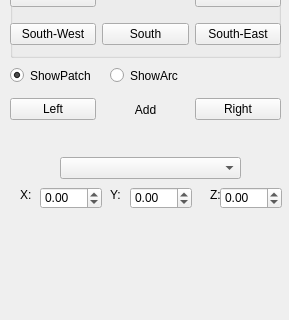
Qt form QtFramework/GUI/SideWidget.ui (imecstamas/cagd-hermite) before a commit; both pictures show x 0 to 289 and y 373 to 693 of the 289 by 693 pixel window.
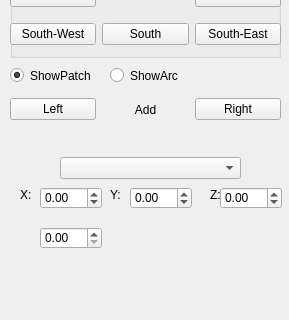
The same form after that commit.

Diff of the .ui file:
```diff
--- a/QtFramework/GUI/SideWidget.ui
+++ b/QtFramework/GUI/SideWidget.ui
@@ -529,6 +529,16 @@
     <double>-99.000000000000000</double>
    </property>
   </widget>
+  <widget class="QDoubleSpinBox" name="izeSpinBox">
+   <property name="geometry">
+    <rect>
+     <x>40</x>
+     <y>600</y>
+     <width>62</width>
+     <height>22</height>
+    </rect>
+   </property>
+  </widget>
  </widget>
  <resources/>
  <connections/>
```
